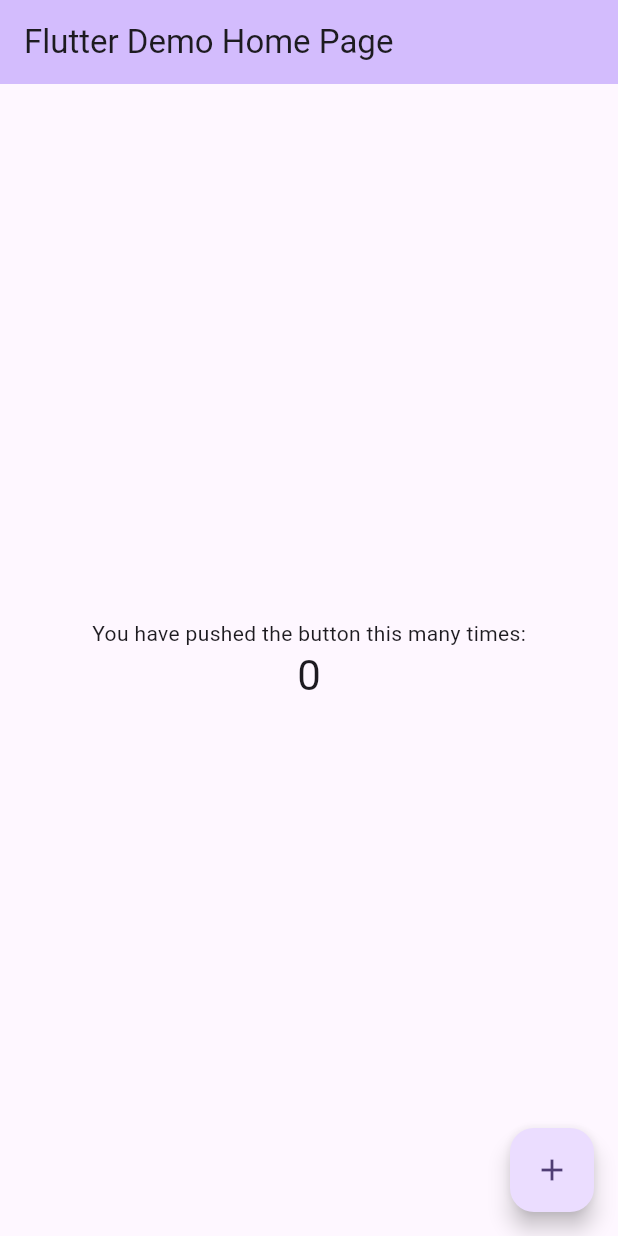
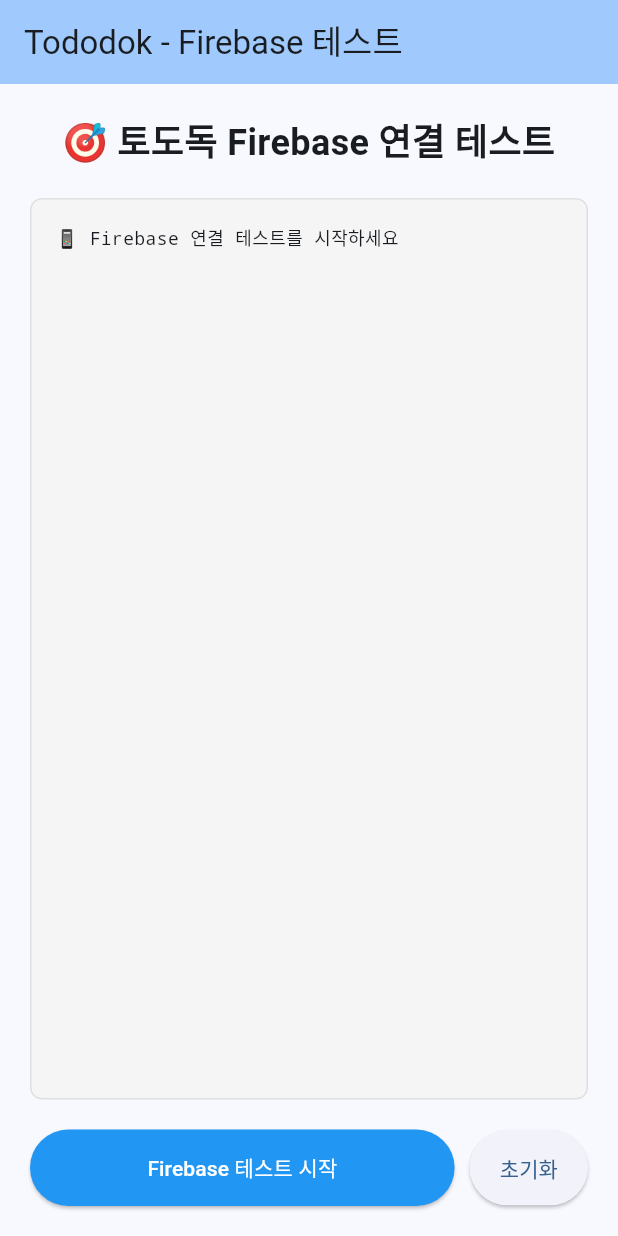
Before and after one commit to complete0415Jiyoung/flutter_tododok_app, a Flutter app: the screen it shows after launch, on a phone screen of 412 x 824 dp. Run offline on Flutter 3.47's test engine with Material 3 defaults, Android fonts, the phone set to English and light mode, and no system bars; our stand-ins replace cloud_firestore, firebase_auth, firebase_core, flutter_riverpod; accounts and stored records are empty; generated files the repository leaves out were written again.

Commit message:
feat: 파이어베이스 초기 설정

```diff
--- a/lib/main.dart
+++ b/lib/main.dart
@@ -1,122 +1,266 @@
 import 'package:flutter/material.dart';
+import 'package:firebase_core/firebase_core.dart';
+import 'package:firebase_auth/firebase_auth.dart';
+import 'package:cloud_firestore/cloud_firestore.dart';
+import 'package:flutter_riverpod/flutter_riverpod.dart';
+import 'firebase_options.dart';
 
-void main() {
-  runApp(const MyApp());
+void main() async {
+  WidgetsFlutterBinding.ensureInitialized();
+
+  try {
+    // Firebase 초기화
+    await Firebase.initializeApp(
+      options: DefaultFirebaseOptions.currentPlatform,
+    );
+    print('✅ Firebase 초기화 성공');
+  } catch (e) {
+    print('❌ Firebase 초기화 실패: $e');
+  }
+
+  runApp(const ProviderScope(child: TododokApp()));
 }
 
-class MyApp extends StatelessWidget {
-  const MyApp({super.key});
+class TododokApp extends StatelessWidget {
+  const TododokApp({super.key});
 
-  // This widget is the root of your application.
   @override
   Widget build(BuildContext context) {
     return MaterialApp(
-      title: 'Flutter Demo',
+      title: 'Tododok',
       theme: ThemeData(
-        // This is the theme of your application.
-        //
-        // TRY THIS: Try running your application with "flutter run". You'll see
-        // the application has a purple toolbar. Then, without quitting the app,
-        // try changing the seedColor in the colorScheme below to Colors.green
-        // and then invoke "hot reload" (save your changes or press the "hot
-        // reload" button in a Flutter-supported IDE, or press "r" if you used
-        // the command line to start the app).
-        //
-        // Notice that the counter didn't reset back to zero; the application
-        // state is not lost during the reload. To reset the state, use hot
-        // restart instead.
-        //
-        // This works for code too, not just values: Most code changes can be
-        // tested with just a hot reload.
-        colorScheme: ColorScheme.fromSeed(seedColor: Colors.deepPurple),
+        colorScheme: ColorScheme.fromSeed(seedColor: Colors.blue),
+        useMaterial3: true,
       ),
-      home: const MyHomePage(title: 'Flutter Demo Home Page'),
+      home: const HomeScreen(),
     );
   }
 }
 
-class MyHomePage extends StatefulWidget {
-  const MyHomePage({super.key, required this.title});
-
-  // This widget is the home page of your application. It is stateful, meaning
-  // that it has a State object (defined below) that contains fields that affect
-  // how it looks.
-
-  // This class is the configuration for the state. It holds the values (in this
-  // case the title) provided by the parent (in this case the App widget) and
-  // used by the build method of the State. Fields in a Widget subclass are
-  // always marked "final".
-
-  final String title;
+class HomeScreen extends StatefulWidget {
+  const HomeScreen({super.key});
 
   @override
-  State<MyHomePage> createState() => _MyHomePageState();
+  State<HomeScreen> createState() => _HomeScreenState();
 }
 
-class _MyHomePageState extends State<MyHomePage> {
-  int _counter = 0;
+class _HomeScreenState extends State<HomeScreen> {
+  String _testResult = '📱 Firebase 연결 테스트를 시작하세요';
+  bool _isLoading = false;
 
-  void _incrementCounter() {
+  Future<void> _testFirebaseStep1() async {
     setState(() {
-      // This call to setState tells the Flutter framework that something has
-      // changed in this State, which causes it to rerun the build method below
-      // so that the display can reflect the updated values. If we changed
-      // _counter without calling setState(), then the build method would not be
-      // called again, and so nothing would appear to happen.
-      _counter++;
+      _isLoading = true;
+      _testResult = '🔄 1단계: Firebase 초기화 확인 중...';
+    });
+
+    try {
+      // Firebase 앱이 초기화되었는지 확인
+      final app = Firebase.app();
+      setState(() {
+        _testResult = '✅ 1단계: Firebase 초기화 완료\n앱 이름: ${app.name}';
+      });
+
+      await Future.delayed(const Duration(seconds: 1));
+      await _testFirebaseStep2();
+    } catch (e) {
+      setState(() {
+        _testResult = '❌ 1단계 실패: Firebase 초기화 오류\n$e';
+        _isLoading = false;
+      });
+    }
+  }
+
+  Future<void> _testFirebaseStep2() async {
+    setState(() {
+      _testResult = '$_testResult\n\n🔄 2단계: Authentication 테스트 중...';
+    });
+
+    try {
+      // 현재 사용자 확인
+      final currentUser = FirebaseAuth.instance.currentUser;
+      if (currentUser != null) {
+        setState(() {
+          _testResult = '$_testResult\n✅ 이미 로그인됨: ${currentUser.uid}';
+        });
+      } else {
+        // 익명 로그인 시도
+        final userCredential = await FirebaseAuth.instance.signInAnonymously();
+        final user = userCredential.user;
+
+        if (user != null) {
+          setState(() {
+            _testResult = '$_testResult\n✅ 익명 로그인 성공\nUID: ${user.uid}';
+          });
+        }
+      }
+
+      await Future.delayed(const Duration(seconds: 1));
+      await _testFirebaseStep3();
+    } catch (e) {
+      setState(() {
+        _testResult =
+            '$_testResult\n❌ 2단계 실패: Authentication 오류\n$e\n\n해결방법: Firebase Console > Authentication > 익명 로그인 활성화';
+        _isLoading = false;
+      });
+    }
+  }
+
+  Future<void> _testFirebaseStep3() async {
+    setState(() {
+      _testResult = '$_testResult\n\n🔄 3단계: Firestore 쓰기 테스트 중...';
+    });
+
+    try {
+      final user = FirebaseAuth.instance.currentUser;
+      if (user == null) {
+        throw Exception('사용자가 로그인되지 않음');
+      }
+
+      // Firestore에 테스트 데이터 쓰기
+      await FirebaseFirestore.instance
+          .collection('test')
+          .doc('connection_test_${DateTime.now().millisecondsSinceEpoch}')
+          .set({
+            'timestamp': FieldValue.serverTimestamp(),
+            'message': 'Firebase 연결 테스트',
+            'userId': user.uid,
+            'testTime': DateTime.now().toIso8601String(),
+          });
+
+      setState(() {
+        _testResult = '$_testResult\n✅ Firestore 쓰기 성공';
+      });
+
+      await Future.delayed(const Duration(seconds: 1));
+      await _testFirebaseStep4();
+    } catch (e) {
+      setState(() {
+        _testResult =
+            '$_testResult\n❌ 3단계 실패: Firestore 쓰기 오류\n$e\n\n해결방법: Firebase Console > Firestore Database 생성';
+        _isLoading = false;
+      });
+    }
+  }
+
+  Future<void> _testFirebaseStep4() async {
+    setState(() {
+      _testResult = '$_testResult\n\n🔄 4단계: Firestore 읽기 테스트 중...';
+    });
+
+    try {
+      // Firestore에서 테스트 데이터 읽기
+      final querySnapshot = await FirebaseFirestore.instance
+          .collection('test')
+          .limit(1)
+          .get();
+
+      if (querySnapshot.docs.isNotEmpty) {
+        setState(() {
+          _testResult =
+              '$_testResult\n✅ Firestore 읽기 성공\n문서 수: ${querySnapshot.docs.length}';
+        });
+      } else {
+        setState(() {
+          _testResult = '$_testResult\n⚠️ Firestore 읽기 성공 (문서 없음)';
+        });
+      }
+
+      setState(() {
+        _testResult = '$_testResult\n\n🎉 모든 테스트 완료!\nFirebase 연동 성공!';
+        _isLoading = false;
+      });
+    } catch (e) {
+      setState(() {
+        _testResult = '$_testResult\n❌ 4단계 실패: Firestore 읽기 오류\n$e';
+        _isLoading = false;
+      });
+    }
+  }
+
+  Future<void> _resetTest() async {
+    setState(() {
+      _testResult = '📱 Firebase 연결 테스트를 시작하세요';
+      _isLoading = false;
     });
   }
 
   @override
   Widget build(BuildContext context) {
-    // This method is rerun every time setState is called, for instance as done
-    // by the _incrementCounter method above.
-    //
-    // The Flutter framework has been optimized to make rerunning build methods
-    // fast, so that you can just rebuild anything that needs updating rather
-    // than having to individually change instances of widgets.
     return Scaffold(
       appBar: AppBar(
-        // TRY THIS: Try changing the color here to a specific color (to
-        // Colors.amber, perhaps?) and trigger a hot reload to see the AppBar
-        // change color while the other colors stay the same.
         backgroundColor: Theme.of(context).colorScheme.inversePrimary,
-        // Here we take the value from the MyHomePage object that was created by
-        // the App.build method, and use it to set our appbar title.
-        title: Text(widget.title),
+        title: const Text('Tododok - Firebase 테스트'),
       ),
-      body: Center(
-        // Center is a layout widget. It takes a single child and positions it
-        // in the middle of the parent.
+      body: Padding(
+        padding: const EdgeInsets.all(20.0),
         child: Column(
-          // Column is also a layout widget. It takes a list of children and
-          // arranges them vertically. By default, it sizes itself to fit its
-          // children horizontally, and tries to be as tall as its parent.
-          //
-          // Column has various properties to control how it sizes itself and
-          // how it positions its children. Here we use mainAxisAlignment to
-          // center the children vertically; the main axis here is the vertical
-          // axis because Columns are vertical (the cross axis would be
-          // horizontal).
-          //
-          // TRY THIS: Invoke "debug painting" (choose the "Toggle Debug Paint"
-          // action in the IDE, or press "p" in the console), to see the
-          // wireframe for each widget.
-          mainAxisAlignment: MainAxisAlignment.center,
           children: <Widget>[
-            const Text('You have pushed the button this many times:'),
-            Text(
-              '$_counter',
-              style: Theme.of(context).textTheme.headlineMedium,
+            const Text(
+              '🎯 토도독 Firebase 연결 테스트',
+              style: TextStyle(fontSize: 24, fontWeight: FontWeight.bold),
+            ),
+            const SizedBox(height: 20),
+
+            // 테스트 결과 표시
+            Expanded(
+              child: Container(
+                width: double.infinity,
+                padding: const EdgeInsets.all(16),
+                decoration: BoxDecoration(
+                  color: Colors.grey[100],
+                  borderRadius: BorderRadius.circular(8),
+                  border: Border.all(color: Colors.grey[300]!),
+                ),
+                child: SingleChildScrollView(
+                  child: Text(
+                    _testResult,
+                    style: const TextStyle(
+                      fontSize: 12,
+                      fontFamily: 'monospace',
+                    ),
+                  ),
+                ),
+              ),
+            ),
+
+            const SizedBox(height: 20),
+
+            // 버튼들
+            Row(
+              children: [
+                Expanded(
+                  child: ElevatedButton(
+                    onPressed: _isLoading ? null : _testFirebaseStep1,
+                    style: ElevatedButton.styleFrom(
+                      padding: const EdgeInsets.symmetric(vertical: 15),
+                      backgroundColor: Colors.blue,
+                      foregroundColor: Colors.white,
+                    ),
+                    child: _isLoading
+                        ? const CircularProgressIndicator(
+                            color: Colors.white,
+                            strokeWidth: 2,
+                          )
+                        : const Text('Firebase 테스트 시작'),
+                  ),
+                ),
+                const SizedBox(width: 10),
+                ElevatedButton(
+                  onPressed: _isLoading ? null : _resetTest,
+                  style: ElevatedButton.styleFrom(
+                    padding: const EdgeInsets.symmetric(
+                      vertical: 15,
+                      horizontal: 20,
+                    ),
+                  ),
+                  child: const Text('초기화'),
+                ),
+              ],
             ),
           ],
         ),
       ),
-      floatingActionButton: FloatingActionButton(
-        onPressed: _incrementCounter,
-        tooltip: 'Increment',
-        child: const Icon(Icons.add),
-      ), // This trailing comma makes auto-formatting nicer for build methods.
     );
   }
 }
--- a/pubspec.yaml
+++ b/pubspec.yaml
@@ -31,7 +31,6 @@
   firebase_auth: ^5.3.3
   cloud_firestore: ^5.6.7
   firebase_messaging: ^15.1.4
-  firebase_dynamic_links: ^6.0.8
   cloud_functions: ^5.2.0
 
   # Time & Date
```
Also changed, not shown: pubspec.lock, 67 other files.
